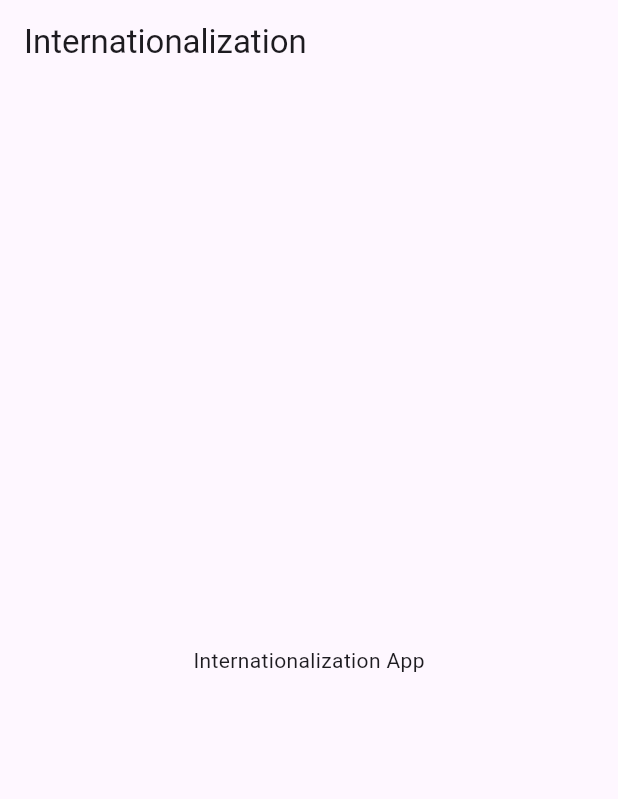
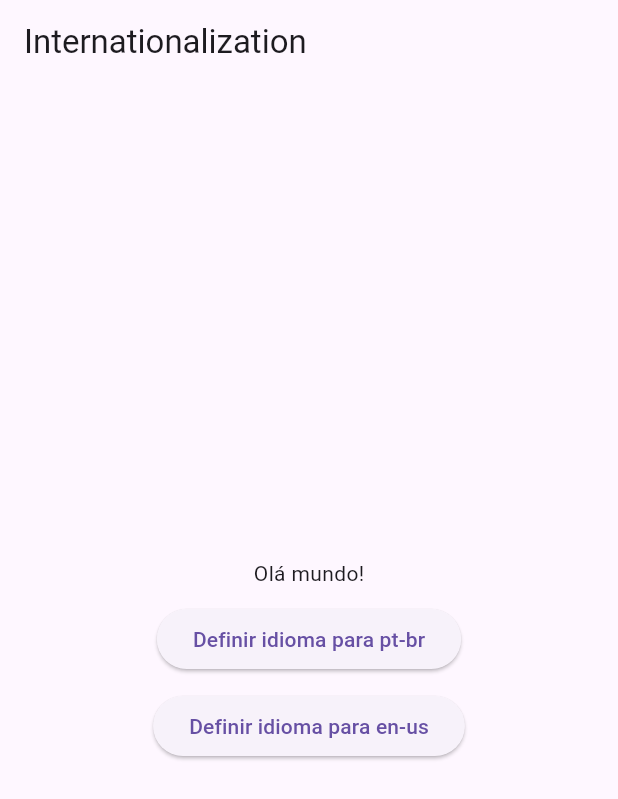
Before and after one commit to danillo-ao/flutter-boilerplate, a Flutter app: the screen it shows after launch, on a phone screen of 412 x 824 dp. Shown: the top 799 px of the screen. Run offline on Flutter 3.47's test engine with Material 3 defaults, Android fonts, the phone set to English and light mode, and no system bars; our stand-ins replace go_router.

Commit message:
feat: internationalization app

````diff
--- /dev/null
+++ b/l10n.yaml
@@ -0,0 +1,6 @@
+arb-dir: lib/l10n
+template-arb-file: app_en.arb
+output-localization-file: app_localizations.dart
+output-class: AppLocalizations
+output-dir: lib/l10n/localizations
+synthetic-package: false
--- a/lib/Internationalization-app/Internationalization.app.dart
+++ b/lib/Internationalization-app/Internationalization.app.dart
@@ -1,15 +1,41 @@
+import 'package:boilerplate/Internationalization-app/providers/preferences.provider.dart';
+import 'package:boilerplate/Internationalization-app/screens/home/home.screen.dart';
+import 'package:boilerplate/l10n/localizations/app_localizations.dart';
 import 'package:flutter/material.dart';
+import 'package:flutter_localizations/flutter_localizations.dart';
+import 'package:provider/provider.dart';
 
-import 'package:boilerplate/Internationalization-app/screens/home/home.screen.dart';
-
-class InternationalizationApp extends StatelessWidget {
-  const InternationalizationApp({super.key});
+class InternationalizationAppBuilder extends StatelessWidget {
+  const InternationalizationAppBuilder({super.key});
 
   @override
   Widget build(BuildContext context) {
     return MaterialApp(
       title: 'Internationalization App',
+      localizationsDelegates: [
+        AppLocalizations.delegate,
+        GlobalMaterialLocalizations.delegate,
+        GlobalWidgetsLocalizations.delegate,
+        GlobalCupertinoLocalizations.delegate,
+      ],
+      locale: context.watch<PreferencesProvider>().locale,
+      supportedLocales: [
+        Locale('en'), // English
+        Locale('pt'), // Portuguese
+      ],
       home: const HomeScreen(),
     );
   }
 }
+
+class InternationalizationApp extends StatelessWidget {
+  @override
+  Widget build(BuildContext context) {
+    return MultiProvider(
+      providers: [
+        ChangeNotifierProvider(create: (_) => PreferencesProvider()),
+      ],
+      child: InternationalizationAppBuilder(),
+    );
+  }
+}
--- /dev/null
+++ b/lib/Internationalization-app/providers/preferences.provider.dart
@@ -0,0 +1,16 @@
+import 'package:flutter/cupertino.dart';
+
+class PreferencesProvider with ChangeNotifier {
+  // Locale _locale = Locale(Platform.localeName);
+  Locale _locale = Locale('pt');
+  String _preferences = "preferences";
+
+  Locale get locale => _locale;
+
+  String get preferences => _preferences;
+
+  void setLocale(Locale newLocale) {
+    _locale = newLocale;
+    notifyListeners();
+  }
+}
--- a/lib/Internationalization-app/screens/home/home.screen.dart
+++ b/lib/Internationalization-app/screens/home/home.screen.dart
@@ -1,14 +1,41 @@
+import 'package:boilerplate/Internationalization-app/providers/preferences.provider.dart';
+import 'package:boilerplate/l10n/localizations/app_localizations.dart';
 import 'package:flutter/material.dart';
+import 'package:provider/provider.dart';
 
 class HomeScreen extends StatelessWidget {
   const HomeScreen({super.key});
+
+  void changeLocation(BuildContext context, String lang) {
+    Provider.of<PreferencesProvider>(context, listen: false)
+        .setLocale(Locale(lang));
+  }
 
   @override
   Widget build(BuildContext context) {
     return Scaffold(
       appBar: AppBar(title: const Text("Internationalization")),
-      body: Center(
-        child: Text("Internationalization App"),
+      body: Column(
+        mainAxisAlignment: MainAxisAlignment.center,
+        children: [
+          Center(
+            child: Text(AppLocalizations.of(context)!.helloWorld),
+          ),
+          SizedBox(height: 10),
+          ElevatedButton(
+            onPressed: () {
+              changeLocation(context, 'pt');
+            },
+            child: Text(AppLocalizations.of(context)!.defineLangAsPT),
+          ),
+          SizedBox(height: 10),
+          ElevatedButton(
+            onPressed: () {
+              changeLocation(context, 'en');
+            },
+            child: Text(AppLocalizations.of(context)!.defineLangAsEN),
+          )
+        ],
       ),
     );
   }
--- /dev/null
+++ b/lib/l10n/app_pt.arb
@@ -0,0 +1,7 @@
+{
+  "@@locale": "pt",
+  "helloWorld": "Olá mundo!",
+  "helloWorldTest": "Olá Mundo de Teste!",
+  "defineLangAsPT": "Definir idioma para pt-br",
+  "defineLangAsEN": "Definir idioma para en-us"
+}
--- /dev/null
+++ b/lib/l10n/localizations/app_localizations.dart
@@ -0,0 +1,151 @@
+import 'dart:async';
+
+import 'package:flutter/foundation.dart';
+import 'package:flutter/widgets.dart';
+import 'package:flutter_localizations/flutter_localizations.dart';
+import 'package:intl/intl.dart' as intl;
+
+import 'app_localizations_en.dart';
+import 'app_localizations_pt.dart';
+
+/// Callers can lookup localized strings with an instance of AppLocalizations
+/// returned by `AppLocalizations.of(context)`.
+///
+/// Applications need to include `AppLocalizations.delegate()` in their app's
+/// `localizationDelegates` list, and the locales they support in the app's
+/// `supportedLocales` list. For example:
+///
+/// ```dart
+/// import 'localizations/app_localizations.dart';
+///
+/// return MaterialApp(
+///   localizationsDelegates: AppLocalizations.localizationsDelegates,
+///   supportedLocales: AppLocalizations.supportedLocales,
+///   home: MyApplicationHome(),
+/// );
+/// ```
+///
+/// ## Update pubspec.yaml
+///
+/// Please make sure to update your pubspec.yaml to include the following
+/// packages:
+///
+/// ```yaml
+/// dependencies:
+///   # Internationalization support.
+///   flutter_localizations:
+///     sdk: flutter
+///   intl: any # Use the pinned version from flutter_localizations
+///
+///   # Rest of dependencies
+/// ```
+///
+/// ## iOS Applications
+///
+/// iOS applications define key application metadata, including supported
+/// locales, in an Info.plist file that is built into the application bundle.
+/// To configure the locales supported by your app, you’ll need to edit this
+/// file.
+///
+/// First, open your project’s ios/Runner.xcworkspace Xcode workspace file.
+/// Then, in the Project Navigator, open the Info.plist file under the Runner
+/// project’s Runner folder.
+///
+/// Next, select the Information Property List item, select Add Item from the
+/// Editor menu, then select Localizations from the pop-up menu.
+///
+/// Select and expand the newly-created Localizations item then, for each
+/// locale your application supports, add a new item and select the locale
+/// you wish to add from the pop-up menu in the Value field. This list should
+/// be consistent with the languages listed in the AppLocalizations.supportedLocales
+/// property.
+abstract class AppLocalizations {
+  AppLocalizations(String locale) : localeName = intl.Intl.canonicalizedLocale(locale.toString());
+
+  final String localeName;
+
+  static AppLocalizations? of(BuildContext context) {
+    return Localizations.of<AppLocalizations>(context, AppLocalizations);
+  }
+
+  static const LocalizationsDelegate<AppLocalizations> delegate = _AppLocalizationsDelegate();
+
+  /// A list of this localizations delegate along with the default localizations
+  /// delegates.
+  ///
+  /// Returns a list of localizations delegates containing this delegate along with
+  /// GlobalMaterialLocalizations.delegate, GlobalCupertinoLocalizations.delegate,
+  /// and GlobalWidgetsLocalizations.delegate.
+  ///
+  /// Additional delegates can be added by appending to this list in
+  /// MaterialApp. This list does not have to be used at all if a custom list
+  /// of delegates is preferred or required.
+  static const List<LocalizationsDelegate<dynamic>> localizationsDelegates = <LocalizationsDelegate<dynamic>>[
+    delegate,
+    GlobalMaterialLocalizations.delegate,
+    GlobalCupertinoLocalizations.delegate,
+    GlobalWidgetsLocalizations.delegate,
+  ];
+
+  /// A list of this localizations delegate's supported locales.
+  static const List<Locale> supportedLocales = <Locale>[
+    Locale('en'),
+    Locale('pt')
+  ];
+
+  /// No description provided for @helloWorld.
+  ///
+  /// In en, this message translates to:
+  /// **'Hello World!'**
+  String get helloWorld;
+
+  /// No description provided for @helloWorldTest.
+  ///
+  /// In en, this message translates to:
+  /// **'Hello World Test!'**
+  String get helloWorldTest;
+
+  /// No description provided for @defineLangAsPT.
+  ///
+  /// In en, this message translates to:
+  /// **'Define language to pt-br'**
+  String get defineLangAsPT;
+
+  /// No description provided for @defineLangAsEN.
+  ///
+  /// In en, this message translates to:
+  /// **'Define language to en-us'**
+  String get defineLangAsEN;
+}
+
+class _AppLocalizationsDelegate extends LocalizationsDelegate<AppLocalizations> {
+  const _AppLocalizationsDelegate();
+
+  @override
+  Future<AppLocalizations> load(Locale locale) {
+    return SynchronousFuture<AppLocalizations>(lookupAppLocalizations(locale));
+  }
+
+  @override
+  bool isSupported(Locale locale) => <String>['en', 'pt'].contains(locale.languageCode);
+
+  @override
+  bool shouldReload(_AppLocalizationsDelegate old) => false;
+}
+
+AppLocalizations lookupAppLocalizations(Locale locale) {
+
+
+  // Lookup logic when only language code is specified.
+  switch (locale.languageCode) {
+    case 'en': return AppLocalizationsEn();
+    case 'pt': return AppLocalizationsPt();
+  }
+
+  throw FlutterError(
+    'AppLocalizations.delegate failed to load unsupported locale "$locale". This is likely '
+    'an issue with the localizations generation tool. Please file an issue '
+    'on GitHub with a reproducible sample app and the gen-l10n configuration '
+    'that was used.'
+  );
+}
--- /dev/null
+++ b/lib/l10n/localizations/app_localizations_pt.dart
@@ -0,0 +1,18 @@
+import 'app_localizations.dart';
+
+/// The translations for Portuguese (`pt`).
+class AppLocalizationsPt extends AppLocalizations {
+  AppLocalizationsPt([String locale = 'pt']) : super(locale);
+
+  @override
+  String get helloWorld => 'Olá mundo!';
+
+  @override
+  String get helloWorldTest => 'Olá Mundo de Teste!';
+
+  @override
+  String get defineLangAsPT => 'Definir idioma para pt-br';
+
+  @override
+  String get defineLangAsEN => 'Definir idioma para en-us';
+}
--- a/lib/main.dart
+++ b/lib/main.dart
@@ -3,5 +3,5 @@ import 'package:flutter/material.dart';
 import 'package:boilerplate/Internationalization-app/Internationalization.app.dart';
 
 void main() {
-  runApp(const InternationalizationApp());
+  runApp(InternationalizationApp());
 }
--- a/pubspec.yaml
+++ b/pubspec.yaml
@@ -36,6 +36,9 @@ dependencies:
   cupertino_icons: ^1.0.6
   go_router: ^14.2.1
   provider: ^6.1.2
+  flutter_localizations:
+    sdk: flutter
+  intl: any
 
 dev_dependencies:
   flutter_test:
@@ -56,7 +59,7 @@ dev_dependencies:
 
 # The following section is specific to Flutter packages.
 flutter:
-
+  generate: true
   # The following line ensures that the Material Icons font is
   # included with your application, so that you can use the icons in
   # the material Icons class.
````
Also changed, not shown: lib/l10n/app_en.arb (added, +7 -0 lines), lib/l10n/localizations/app_localizations_en.dart (added, +18 -0 lines), pubspec.lock.
